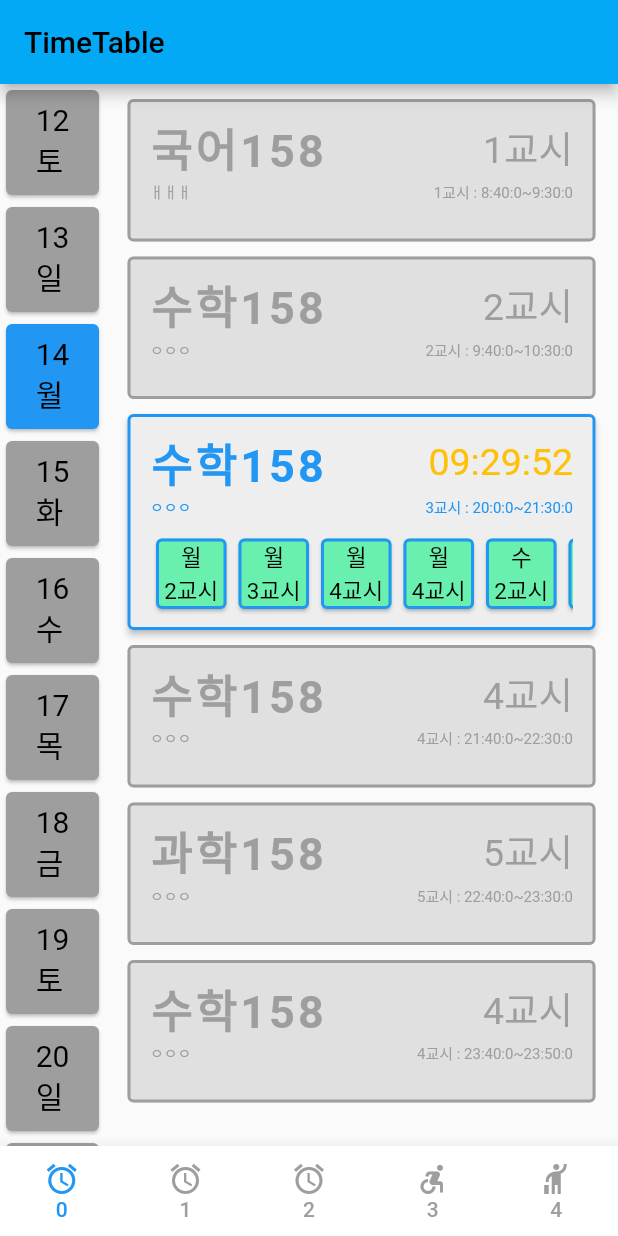
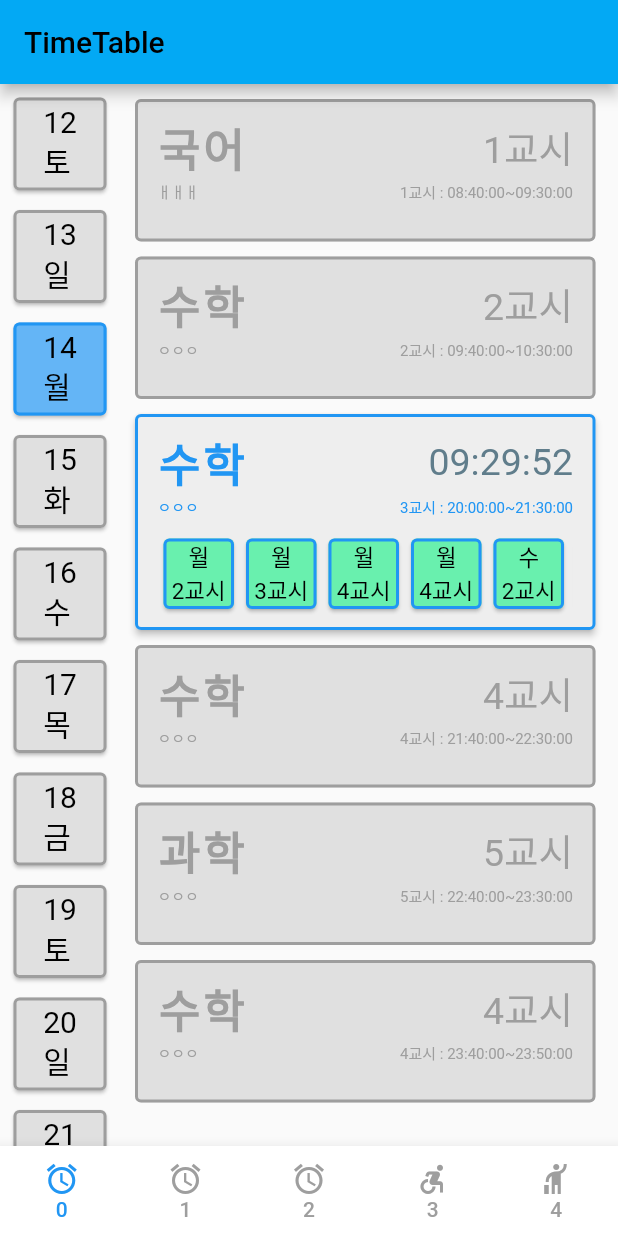
Before and after one commit to rooky0509/ontime, a Flutter app: the screen it shows after launch, on a phone screen of 412 x 824 dp. Run offline on Flutter 3.47's test engine with Material 2 defaults, Android fonts, the phone set to English and light mode, and no system bars.

Commit message:
TimeTable-왼쪽날짜탭수정

```diff
--- a/lib/TimeTable.dart
+++ b/lib/TimeTable.dart
@@ -101,8 +101,43 @@ class _TimeTableState extends State<TimeTable>{
       ),
       body: Row(
         children: <Widget>[
+          /*
           Container(
+            width: 75, //margin값 + size값
+            //height: 70, -> 리스트뷰 전체의 길이 조절
+            child: ListView(
+              scrollDirection: Axis.vertical,
+              children: List.generate(14, (int index) {
+                var time = new DateTime.now().subtract(Duration(days: 2));
+                return Container(
+                  margin: EdgeInsets.fromLTRB(5, 5, 0, 0),
                   width: 70,
+                  height: 70,
+                  child: GestureDetector(
+                    onTap: (){
+                      setState(() {
+                        selectDayIndex = index;
+                      });
+                    },
+                    child: Card(
+                      shape: RoundedRectangleBorder(
+                        side: new BorderSide(color: index == 2 ? Colors.blue : (selectDayIndex == index ? Colors.amber : Colors.grey), width: 2.0),
+                        borderRadius: BorderRadius.circular(4.0)
+                      ),
+                      color: index == 2 ? Colors.blue[300]: (selectDayIndex == index ? Colors.amber[300] : Colors.grey[300]),
+                      child: Container(
+                        alignment: Alignment.center,
+                        child: Text("${time.add(Duration(days:index)).day}\n${weeks[time.add(Duration(days:index)).weekday-1]}",style: TextStyle(fontSize: 20, color: Colors.black)
+                        )
+                      )
+                    ),
+                  )
+                );
+              })
+            ),
+          ),*/
+          Container(
+            width: 75,
             //height: 70, -> 리스트뷰 전체의 길이 조절
             child: ListView(
               scrollDirection: Axis.vertical,
@@ -110,21 +145,28 @@ class _TimeTableState extends State<TimeTable>{
                 int index = generateIndex-2;
                 int day = today.add(Duration(days: index)).day;
                 String week = weeks[today.add(Duration(days: index)).weekday-1];
-                return GestureDetector(
+                return Container(
+                  margin: EdgeInsets.fromLTRB(5, 5, 0, 0),
+                  width: 70,
+                  height: 70,
+                  child: GestureDetector(
                     onTap: (){
                       setState(() {
                         selectDayIndex=index;
                       });;
                     },
                     child: Card(
-                    color: activeDayindex==index?Colors.blue:(selectDayIndex==index?Colors.amber:Colors.grey),
+                      shape: RoundedRectangleBorder(
+                        side: new BorderSide(color: activeDayindex==index?Colors.blue:(selectDayIndex==index?Colors.amber:Colors.grey), width: 2.0),
+                        borderRadius: BorderRadius.circular(4.0)
+                      ),
+                      color: activeDayindex==index?Colors.blue[300]:(selectDayIndex==index?Colors.amber[300]:Colors.grey[300]),
                       child: Container(
-                      //width: 100.0, -> 상관없음
-                      height: 70.0,
-                      child : Center(
-                        child: Text("${day}\n${week}",style: TextStyle(fontSize: 20, color: Colors.black)),
+                        alignment: Alignment.center,
+                        child: Text("${day}\n${week}",style: TextStyle(fontSize: 20, color: Colors.black)
                         )
                       )
+                    ),
                   )
                 );
               }),
@@ -137,7 +179,7 @@ class _TimeTableState extends State<TimeTable>{
               children: List.generate(saved[selectWeekIndex].length, (int generateClassIndex) {
                 Map selectMap = saved[selectWeekIndex][generateClassIndex];
                 return ClassCard(
-                  name : selectMap["name"]+"$timetest",
+                  name : selectMap["name"],//+"$timetest",
                   teacher : selectMap["teacher"],
                   tag : selectMap["tag"],
                   start : selectMap["start"],
@@ -147,20 +189,9 @@ class _TimeTableState extends State<TimeTable>{
                     final result = entry.value.where((e)=>e["name"]==selectMap["name"]).map((e)=>{"week":"${weeks[entry.key]}","tag":e["tag"]}).toList();
                     return result;
                   }).toList().expand((element) => element).toList(),
-                  /*
-                  .entries.toList().map((savedElement){
-                    final index = savedElement.key;
-                    final value = savedElement.value;
-                    final result = value.where((e){
-                      return e["name"]==selectMap["name"];
-                    }).map((e)=>{"week":"$index","tag":e["tag"]});
-                    return result;
-                  }).toList().map((e) => e.toList()).toList().expand((e) => e).toList(),//.expand((element) => null)
-                  */
-                  //[{"week":"월","tag":"1교시"},{"week":"수","tag":"3교시"},{"week":"금","tag":"2교시"}],//saved,//.expand((element) => element).where((element) => element["name"]==selectMap["name"]).toList(),
                   startClassIndex : startClassIndex,
                   endClassIndex : endClassIndex,
-                  isActive : generateClassIndex == endClassIndex,
+                  isActive : (generateClassIndex == endClassIndex)&(activeWeekindex == selectWeekIndex),
                   onTap : (){},
                 );
               }),
@@ -173,6 +204,10 @@ class _TimeTableState extends State<TimeTable>{
 }
 
 class Myfunc{
+  String twoDigits(int n) => n.toString().padLeft(2, "0");
+  String timeToStr(List<int> timeList){
+    return "${twoDigits(timeList[0])}:${twoDigits(timeList[1])}:${twoDigits(timeList[2])}";
+  }
   Map diffDuration(DateTime now, List<int> target) {
     //DateTime now = DateTime.now();
     int hour = target[0];
@@ -180,15 +215,16 @@ class Myfunc{
     int sec = target[2];
     DateTime targetTime = DateTime(now.year, now.month, now.day, hour, min, sec);
     Duration remainDuration = targetTime.difference(now);
-    String twoDigits(int n) => n.toString().padLeft(2, "0");
-    String twoDigitHours = twoDigits(remainDuration.inHours.abs());
-    String twoDigitMinutes = twoDigits(remainDuration.inMinutes.remainder(60).abs());
-    String twoDigitSeconds = twoDigits(remainDuration.inSeconds.remainder(60).abs());
+    String text = timeToStr([remainDuration.inHours.abs(),remainDuration.inMinutes.remainder(60).abs(),remainDuration.inSeconds.remainder(60).abs()]);
+    //String twoDigitHours = twoDigits();
+    //String twoDigitMinutes = twoDigits();
+    //String twoDigitSeconds = twoDigits();
     // +  : 앞으로 있을 내용
     // -0 : 지나간 내용
     bool isNext = remainDuration.inMicroseconds > 0;
+    print(text);
     return {
-      "text" : "$twoDigitHours:$twoDigitMinutes:$twoDigitSeconds",
+      "text" : text,
       "isNext" : isNext
     };
   }
@@ -233,9 +269,9 @@ class ClassCard extends StatelessWidget {
     Color background = isActive!?Colors.grey[200]!:Colors.grey[300]!;
     Color borderColor = isActive!?Colors.blue:Colors.grey;
     Color nameColor = isActive!?Colors.blue:Colors.grey;
-    Color timeColor = isActive!?(isStart?Colors.amber:Colors.blue):Colors.grey;
+    Color timeColor = isActive!?(isStart?Colors.blueGrey:Colors.blue):Colors.grey;
 
-    print("${otherClass![0].runtimeType} : ${otherClass!}");
+    //print("${otherClass![0].runtimeType} : ${otherClass!}");
     return GestureDetector(
       onTap: (){
         onTap;
@@ -271,7 +307,7 @@ class ClassCard extends StatelessWidget {
 
                   TableRow(children: [
                     Text("${teacher}",style: TextStyle(fontSize: 10, color: borderColor),textAlign: TextAlign.start),
-                    Text("${tag} : ${start!.join(":")}~${end!.join(":")}",style: TextStyle(fontSize: 10, color: borderColor),textAlign: TextAlign.end),
+                    Text("${tag} : ${Myfunc().timeToStr(start!)}~${Myfunc().timeToStr(end!)}",style: TextStyle(fontSize: 10, color: borderColor),textAlign: TextAlign.end),
                   ])
                 ],
               ),
--- a/lib/home.dart
+++ b/lib/home.dart
@@ -141,6 +141,7 @@ time.add : https://stackoverflow.com/questions/54792056/add-subtract-months-year
   ㄴ 시간 연산
 Custom Widget : https://www.geeksforgeeks.org/flutter-custom-widgets/
   ㄴ 커스텀 위젯 추가
+
 /*
 -----------------------------------------------------------------------------------------
 [
```
Lines whose indentation alone changed are shown as unchanged.
